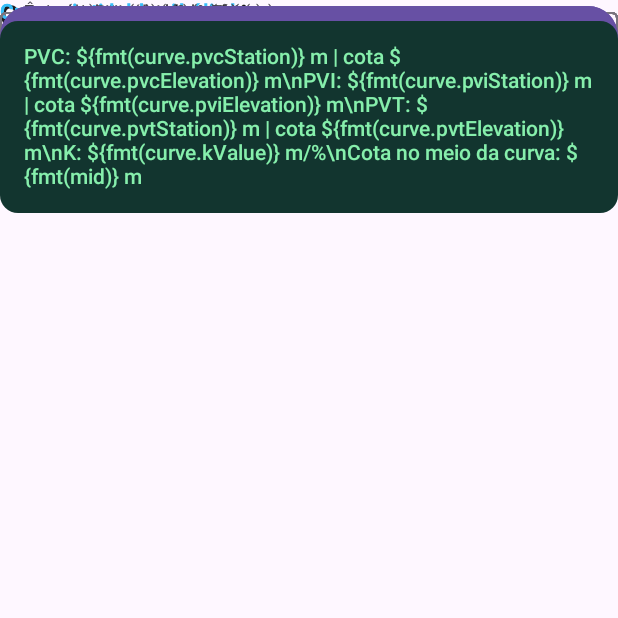
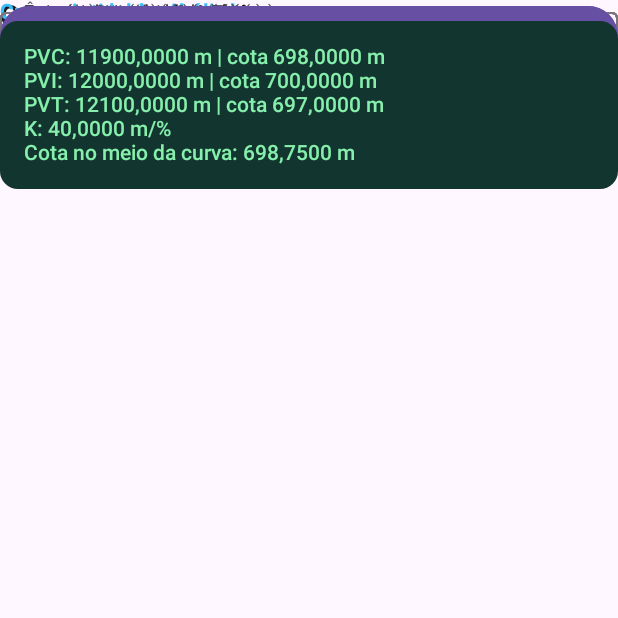
Before and after one commit to danielaureliodacruz8-spec/topografia-, an Android app built with Jetpack Compose: the composable RoadGeometryCalculator shown on its own in the app's theme, after a tap on "CALCULAR CURVA HORIZONTAL", on a phone screen of 412 x 824 dp, the top half of it. Run offline under Robolectric (Android 15) with nearby library versions, the phone set to English and light mode, and no system bars.

Commit message:
Fix road curve screen formatting

```diff
--- a/app/src/main/java/br/com/topoia/MainActivity.kt
+++ b/app/src/main/java/br/com/topoia/MainActivity.kt
@@ -424,8 +424,8 @@ private fun RoadGeometryCalculator() {
         val r = parse(radius); val a = parse(delta); val pi = parse(piStation)
         horizontalResult = if (r != null && a != null && pi != null) runCatching {
             val curve = RoadGeometryCalculations.horizontalCurve(r, a, pi)
-            "Tangente: \${fmt(curve.tangent)} m\\nDesenvolvimento: \${fmt(curve.development)} m\\nCorda longa: \${fmt(curve.longChord)} m\\nExterna: \${fmt(curve.external)} m\\nOrdenada média: \${fmt(curve.middleOrdinate)} m\\nPC: \${fmt(curve.pcStation)} m (\${RoadGeometryCalculations.stationLabel(curve.pcStation)})\\nPT: \${fmt(curve.ptStation)} m (\${RoadGeometryCalculations.stationLabel(curve.ptStation)})"
-        }.getOrElse { "Erro: \${it.message}" } else "Confira os dados da curva."
+            "Tangente: ${fmt(curve.tangent)} m\nDesenvolvimento: ${fmt(curve.development)} m\nCorda longa: ${fmt(curve.longChord)} m\nExterna: ${fmt(curve.external)} m\nOrdenada média: ${fmt(curve.middleOrdinate)} m\nPC: ${fmt(curve.pcStation)} m (${RoadGeometryCalculations.stationLabel(curve.pcStation)})\nPT: ${fmt(curve.ptStation)} m (${RoadGeometryCalculations.stationLabel(curve.ptStation)})"
+        }.getOrElse { "Erro: ${it.message}" } else "Confira os dados da curva."
     }, modifier = Modifier.fillMaxWidth()) { Text("CALCULAR CURVA HORIZONTAL") }
     horizontalResult?.let { ResultCard(it) }
 
@@ -441,8 +441,8 @@ private fun RoadGeometryCalculator() {
             val v = values.map { it!! }
             val curve = RoadGeometryCalculations.verticalCurve(v[0],v[1],v[2],v[3],v[4])
             val mid = RoadGeometryCalculations.verticalElevation(curve, curve.length / 2.0)
-            "PVC: \${fmt(curve.pvcStation)} m | cota \${fmt(curve.pvcElevation)} m\\nPVI: \${fmt(curve.pviStation)} m | cota \${fmt(curve.pviElevation)} m\\nPVT: \${fmt(curve.pvtStation)} m | cota \${fmt(curve.pvtElevation)} m\\nK: \${fmt(curve.kValue)} m/%\\nCota no meio da curva: \${fmt(mid)} m"
-        }.getOrElse { "Erro: \${it.message}" } else "Confira os dados da curva vertical."
+            "PVC: ${fmt(curve.pvcStation)} m | cota ${fmt(curve.pvcElevation)} m\nPVI: ${fmt(curve.pviStation)} m | cota ${fmt(curve.pviElevation)} m\nPVT: ${fmt(curve.pvtStation)} m | cota ${fmt(curve.pvtElevation)} m\nK: ${fmt(curve.kValue)} m/%\nCota no meio da curva: ${fmt(mid)} m"
+        }.getOrElse { "Erro: ${it.message}" } else "Confira os dados da curva vertical."
     }, modifier = Modifier.fillMaxWidth()) { Text("CALCULAR CURVA VERTICAL") }
     verticalResult?.let { ResultCard(it) }
 }
```
